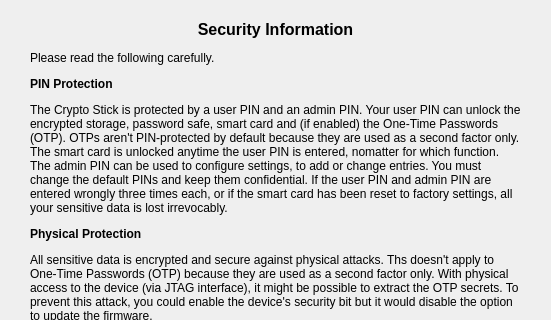
First picture: the form in securitydialog.ui, repository Nitrokey/nitrokey-app, before the edit; both pictures show x 0 to 551 and y 0 to 320 of the 551 by 669 pixel window.
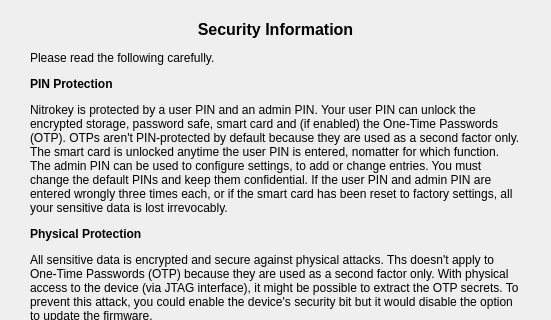
Second picture: the form after the edit.

Commit message: Crypto Stick -> Nitrokey

Patch:
```diff
--- a/securitydialog.ui
+++ b/securitydialog.ui
@@ -23,7 +23,7 @@
     </rect>
    </property>
    <property name="text">
-    <string>&lt;html&gt;&lt;head/&gt;&lt;body&gt;&lt;p align=&quot;center&quot;&gt;&lt;span style=&quot; font-size:12pt; font-weight:600;&quot;&gt;Security Information&lt;/span&gt;&lt;/p&gt;&lt;p&gt;Please read the following carefully.&lt;/p&gt;&lt;p&gt;&lt;span style=&quot; font-weight:600;&quot;&gt;PIN Protection&lt;/span&gt;&lt;/p&gt;&lt;p&gt;The Crypto Stick is protected by a user PIN and an admin PIN. Your user PIN can unlock the encrypted storage, password safe, smart card and (if enabled) the One-Time Passwords (OTP). OTPs aren't PIN-protected by default because they are used as a second factor only. The smart card is unlocked anytime the user PIN is entered, nomatter for which function. The admin PIN can be used to configure settings, to add or change entries. You must change the default PINs and keep them confidential. If the user PIN and admin PIN are entered wrongly three times each, or if the smart card has been reset to factory settings, all your sensitive data is lost irrevocably.&lt;/p&gt;&lt;p&gt;&lt;span style=&quot; font-weight:600;&quot;&gt;Physical Protection&lt;/span&gt;&lt;/p&gt;&lt;p&gt;All sensitive data is encrypted and secure against physical attacks. Ths doesn't apply to One-Time Passwords (OTP) because they are used as a second factor only. With physical access to the device (via JTAG interface), it might be possible to extract the OTP secrets. To prevent this attack, you could enable the device's security bit but it would disable the option to update the firmware.&lt;/p&gt;&lt;p&gt;&lt;span style=&quot; font-weight:600;&quot;&gt;Hidden Volumes&lt;/span&gt;&lt;/p&gt;&lt;p&gt;Hidden volumes require the mass storage initialized with random data. Hidden volumes are protected by the user PIN and a separate password which can be individual for each hidden volume. Without knowing these both credentials, the existance of the hidden volume can't be proven or disproven. The password for the hidden volume must be chosen strong and long enough to sustain a brute force attack. However, the hidden volume is stored on a flash storage with integrated wear leveling. This leaves the potential risk of leaking information to a sophisticated attacker which could reveal the existance of a hidden volume.&lt;/p&gt;&lt;/body&gt;&lt;/html&gt;</string>
+    <string>&lt;html&gt;&lt;head/&gt;&lt;body&gt;&lt;p align=&quot;center&quot;&gt;&lt;span style=&quot; font-size:12pt; font-weight:600;&quot;&gt;Security Information&lt;/span&gt;&lt;/p&gt;&lt;p&gt;Please read the following carefully.&lt;/p&gt;&lt;p&gt;&lt;span style=&quot; font-weight:600;&quot;&gt;PIN Protection&lt;/span&gt;&lt;/p&gt;&lt;p&gt;Nitrokey is protected by a user PIN and an admin PIN. Your user PIN can unlock the encrypted storage, password safe, smart card and (if enabled) the One-Time Passwords (OTP). OTPs aren't PIN-protected by default because they are used as a second factor only. The smart card is unlocked anytime the user PIN is entered, nomatter for which function. The admin PIN can be used to configure settings, to add or change entries. You must change the default PINs and keep them confidential. If the user PIN and admin PIN are entered wrongly three times each, or if the smart card has been reset to factory settings, all your sensitive data is lost irrevocably.&lt;/p&gt;&lt;p&gt;&lt;span style=&quot; font-weight:600;&quot;&gt;Physical Protection&lt;/span&gt;&lt;/p&gt;&lt;p&gt;All sensitive data is encrypted and secure against physical attacks. Ths doesn't apply to One-Time Passwords (OTP) because they are used as a second factor only. With physical access to the device (via JTAG interface), it might be possible to extract the OTP secrets. To prevent this attack, you could enable the device's security bit but it would disable the option to update the firmware.&lt;/p&gt;&lt;p&gt;&lt;span style=&quot; font-weight:600;&quot;&gt;Hidden Volumes&lt;/span&gt;&lt;/p&gt;&lt;p&gt;Hidden volumes require the mass storage initialized with random data. Hidden volumes are protected by the user PIN and a separate password which can be individual for each hidden volume. Without knowing these both credentials, the existance of the hidden volume can't be proven or disproven. The password for the hidden volume must be chosen strong and long enough to sustain a brute force attack. However, the hidden volume is stored on a flash storage with integrated wear leveling. This leaves the potential risk of leaking information to a sophisticated attacker which could reveal the existance of a hidden volume.&lt;/p&gt;&lt;/body&gt;&lt;/html&gt;</string>
    </property>
    <property name="alignment">
     <set>Qt::AlignLeading|Qt::AlignLeft|Qt::AlignTop</set>
```
The commit also changes 48 other files.
